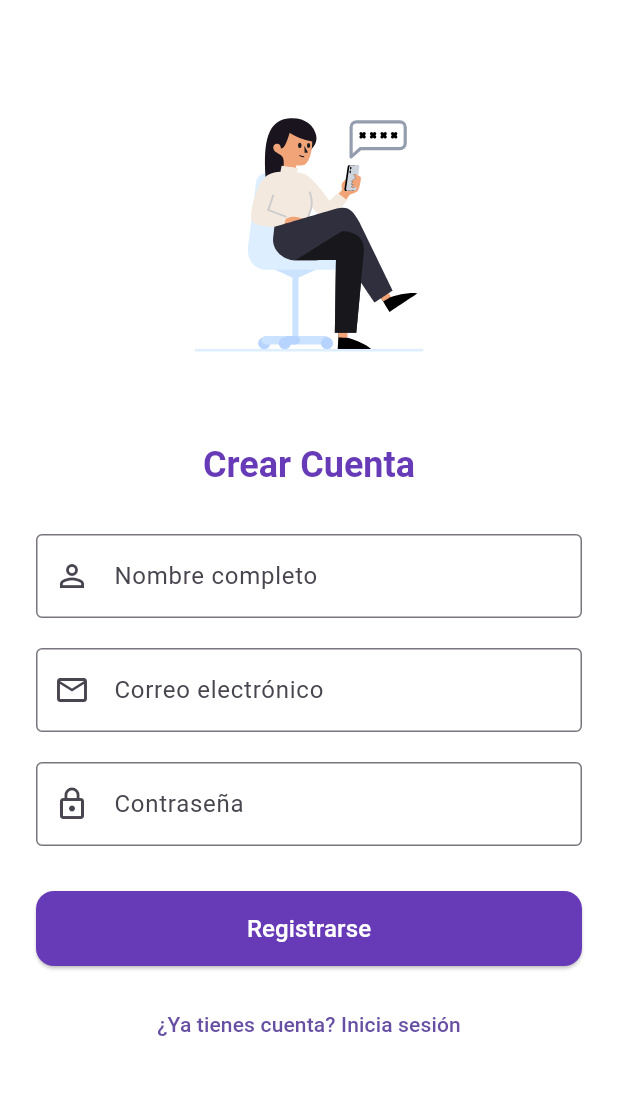
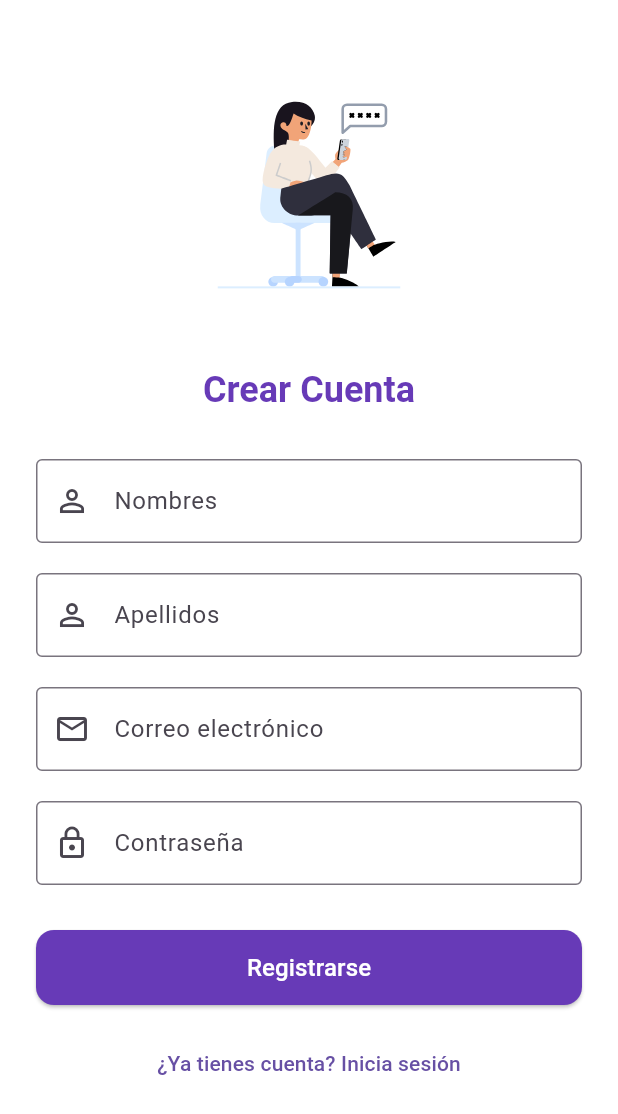
Before and after one commit to danielmoya98/biblioverso_flutter, a Flutter app: the RegisterScreen screen opened by its route, after a tap on "Registrarse", after a tap on "Saltar", after a tap on "Crear Cuenta", on a phone screen of 412 x 824 dp. Shown: the top 1114 px of the screen. Run offline on Flutter 3.47's test engine with Material 3 defaults, Android fonts, the phone set to English and light mode, and no system bars; our stand-ins replace lottie, smooth_page_indicator; missing offline and left inert: postgres; accounts and stored records are empty; project files that could hold a hidden picture were left out.

Commit message:
login + register funcionando con datos reales

```diff
--- /dev/null
+++ b/lib/core/utils/hash_helper.dart
@@ -0,0 +1,11 @@
+import 'dart:convert';
+import 'package:crypto/crypto.dart';
+
+class HashHelper {
+  /// Cifra un texto plano usando SHA256
+  static String hashPassword(String password) {
+    final bytes = utf8.encode(password);
+    final digest = sha256.convert(bytes);
+    return digest.toString();
+  }
+}
--- /dev/null
+++ b/lib/data/models/usuario.dart
@@ -0,0 +1,30 @@
+class Usuario {
+  final int idUsuario;
+  final String? usuario;
+  final String? nombre;
+  final String? apellido;
+  final String email;
+  final String? telefono;
+  final String? direccion;
+  final String? foto;
+
+  Usuario({
+    required this.idUsuario,
+    this.usuario,
+    this.nombre,
+    this.apellido,
+    required this.email,
+    this.telefono,
+    this.direccion,
+    this.foto,
+  });
+
+  /// Construir desde fila de BD
+  factory Usuario.fromRow(List<dynamic> row) {
+    return Usuario(
+      idUsuario: row[0],
+      nombre: row[1],
+      email: row[2],
+    );
+  }
+}
--- /dev/null
+++ b/lib/data/services/usuario_service.dart
@@ -0,0 +1,51 @@
+import 'package:biblioverso_flutter/core/postgres_client.dart';
+import '../../core/utils/hash_helper.dart';
+import '../models/usuario.dart';
+
+class UsuarioService {
+  Future<Usuario?> login(String email, String password) async {
+    final hashedPassword = HashHelper.hashPassword(password);
+
+    final result = await NeonDb.query(
+      '''
+  SELECT id_usuario, nombre, email
+  FROM usuario
+  WHERE email = @correo AND password = @password
+''',
+      params: {"correo": email, "password": hashedPassword},
+    );
+
+    if (result.isNotEmpty) {
+      return Usuario.fromRow(result.first);
+    }
+    return null;
+  }
+
+  Future<Usuario?> register(
+    String nombre,
+    String apellido,
+    String email,
+    String password,
+  ) async {
+    try {
+      final hashedPassword = HashHelper.hashPassword(password);
+
+      final result = await NeonDb.query(
+        '''
+        INSERT INTO usuario (nombre,apellido, email, password, fecha_creacion, fecha_actualizacion)
+        VALUES (@nombre,@apellido, @correo, @password, now(), now())
+        RETURNING id_usuario, nombre, email
+      ''',
+        params: {"nombre": nombre,"apellido": apellido, "correo": email, "password": hashedPassword},
+      );
+
+      if (result.isNotEmpty) {
+        final row = result.first;
+        return Usuario(idUsuario: row[0], nombre: row[1], email: row[2]);
+      }
+      return null;
+    } catch (e) {
+      throw Exception("Error al registrar usuario: $e");
+    }
+  }
+}
--- a/lib/main.dart
+++ b/lib/main.dart
@@ -1,6 +1,8 @@
 import 'package:flutter/material.dart';
 import 'app.dart';
+import 'core/postgres_client.dart';
 
-void main() {
+Future<void> main() async {
+  await NeonDb.connect();
   runApp(const MyApp());
 }
--- a/lib/view/screens/register/register_screen.dart
+++ b/lib/view/screens/register/register_screen.dart
@@ -19,8 +19,8 @@ class RegisterScreen extends StatelessWidget {
             children: [
               Lottie.asset(
                 "lib/assets/animations/Register.json",
-                width: 250,
-                height: 250,
+                width: 200,
+                height: 200,
               ),
               const SizedBox(height: 20),
               Text(
@@ -34,7 +34,16 @@ class RegisterScreen extends StatelessWidget {
               TextField(
                 controller: vm.nameController,
                 decoration: const InputDecoration(
-                  labelText: "Nombre completo",
+                  labelText: "Nombres",
+                  prefixIcon: Icon(Icons.person_outline),
+                  border: OutlineInputBorder(),
+                ),
+              ),
+              const SizedBox(height: 20),
+              TextField(
+                controller: vm.apellidoController,
+                decoration: const InputDecoration(
+                  labelText: "Apellidos",
                   prefixIcon: Icon(Icons.person_outline),
                   border: OutlineInputBorder(),
                 ),
--- a/lib/viewmodel/register_viewmodel.dart
+++ b/lib/viewmodel/register_viewmodel.dart
@@ -1,23 +1,57 @@
 import 'package:flutter/material.dart';
+import '../data/services/usuario_service.dart';
+import '../data/models/usuario.dart';
 
 class RegisterViewModel extends ChangeNotifier {
   final nameController = TextEditingController();
+  final apellidoController = TextEditingController();
   final emailController = TextEditingController();
   final passwordController = TextEditingController();
+
+  final UsuarioService _usuarioService = UsuarioService();
 
   bool _loading = false;
   bool get loading => _loading;
 
+  Usuario? _nuevoUsuario;
+
   Future<void> register(BuildContext context) async {
-    _loading = true;
+    _setLoading(true);
+
+    try {
+      final user = await _usuarioService.register(
+        nameController.text.trim(),
+        apellidoController.text.trim(),
+        emailController.text.trim(),
+        passwordController.text.trim(),
+      );
+
+      if (user != null) {
+        _nuevoUsuario = user;
+
+        ScaffoldMessenger.of(context).showSnackBar(
+          const SnackBar(content: Text("✅ Usuario registrado con éxito")),
+        );
+
+        Navigator.pushReplacementNamed(context, "/home");
+      } else {
+        _showError(context, "No se pudo registrar el usuario");
+      }
+    } catch (e) {
+      _showError(context, "Error en el registro: $e");
+    } finally {
+      _setLoading(false);
+    }
+  }
+
+  void _setLoading(bool value) {
+    _loading = value;
     notifyListeners();
+  }
 
-    // Simula creación de usuario
-    await Future.delayed(const Duration(seconds: 2));
-
-    _loading = false;
-    notifyListeners();
-
-    Navigator.pushReplacementNamed(context, "/home");
+  void _showError(BuildContext context, String msg) {
+    ScaffoldMessenger.of(context).showSnackBar(
+      SnackBar(content: Text(msg)),
+    );
   }
 }
--- a/pubspec.yaml
+++ b/pubspec.yaml
@@ -35,6 +35,9 @@ dependencies:
   cupertino_icons: ^1.0.8
   smooth_page_indicator: ^1.2.0
   google_fonts: ^6.2.1
+  postgres: ^2.6.2
+  crypto: ^3.0.3
+  convert: ^3.1.1
 
 dev_dependencies:
   flutter_test:
```
Also changed, not shown: lib/core/postgres_client.dart (added, +29 -0 lines), lib/viewmodel/login_viewmodel.dart (+44 -8 lines), pubspec.lock, 1 other file.
